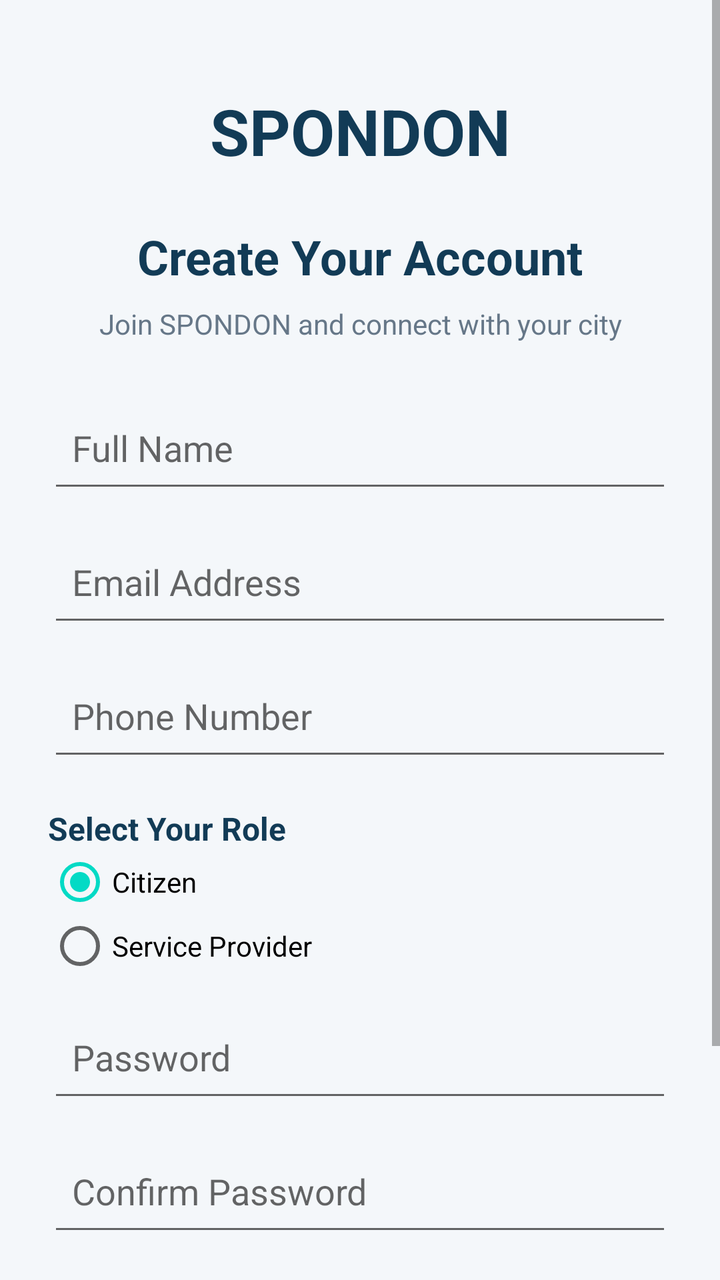
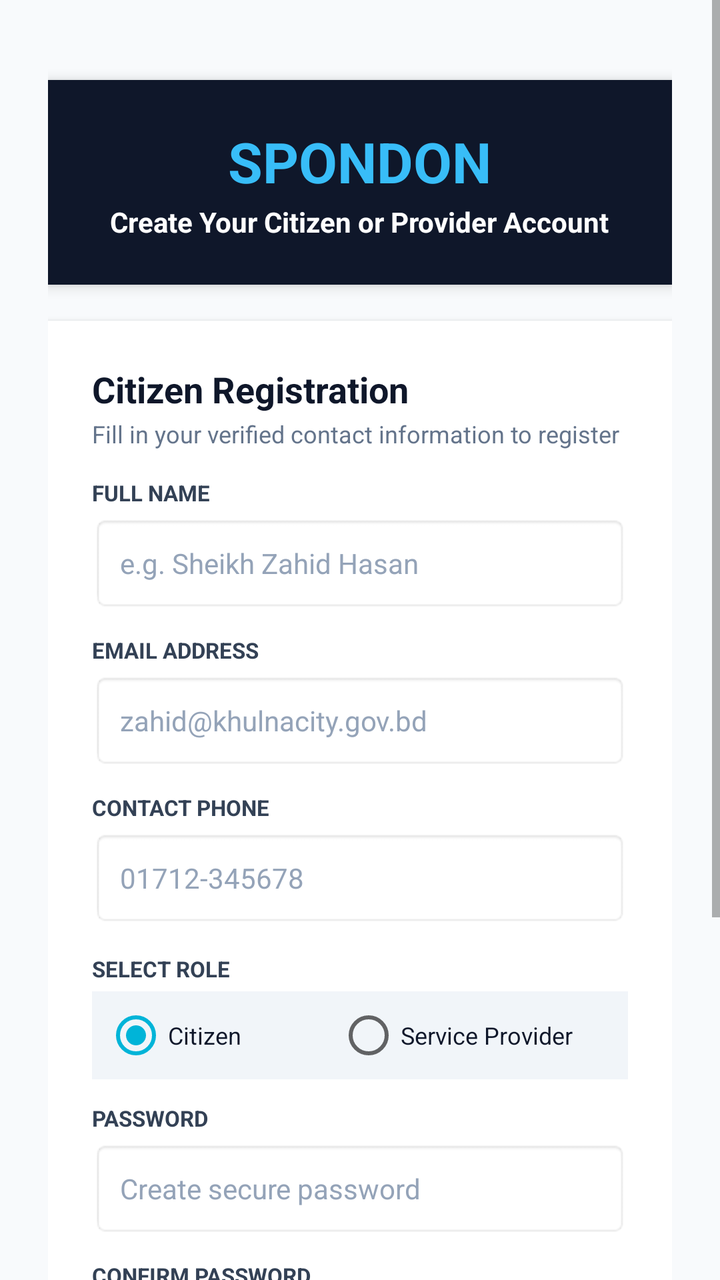

The first picture is an Android layout as it rendered before a commit; the second is the same layout after the commit. The layout source and the unified diff follow.
<!-- AndroidManifest.xml: application theme Theme.SPONDON -->
<!-- res/layout/activity_register.xml -->
<?xml version="1.0" encoding="utf-8"?>
<ScrollView
    xmlns:android="http://schemas.android.com/apk/res/android"
    android:layout_width="match_parent"
    android:layout_height="match_parent"
    android:background="#F4F7FA"
    android:fillViewport="true">

    <LinearLayout
        android:layout_width="match_parent"
        android:layout_height="wrap_content"
        android:orientation="vertical"
        android:padding="24dp">

        <TextView
            android:layout_width="match_parent"
            android:layout_height="wrap_content"
            android:text="SPONDON"
            android:textSize="32sp"
            android:textStyle="bold"
            android:textColor="#123B56"
            android:gravity="center"
            android:layout_marginTop="20dp"/>

        <TextView
            android:layout_width="match_parent"
            android:layout_height="wrap_content"
            android:text="Create Your Account"
            android:textSize="24sp"
            android:textStyle="bold"
            android:textColor="#123B56"
            android:gravity="center"
            android:layout_marginTop="25dp"/>

        <TextView
            android:layout_width="match_parent"
            android:layout_height="wrap_content"
            android:text="Join SPONDON and connect with your city"
            android:textSize="14sp"
            android:textColor="#667788"
            android:gravity="center"
            android:layout_marginTop="8dp"
            android:layout_marginBottom="25dp"/>

        <EditText
            android:id="@+id/etName"
            android:layout_width="match_parent"
            android:layout_height="55dp"
            android:hint="Full Name"
            android:inputType="textPersonName"
            android:padding="12dp"/>

        <EditText
            android:id="@+id/etRegisterEmail"
            android:layout_width="match_parent"
            android:layout_height="55dp"
            android:hint="Email Address"
            android:inputType="textEmailAddress"
            android:padding="12dp"
            android:layout_marginTop="12dp"/>

        <EditText
            android:id="@+id/etPhone"
            android:layout_width="match_parent"
            android:layout_height="55dp"
            android:hint="Phone Number"
            android:inputType="phone"
            android:padding="12dp"
            android:layout_marginTop="12dp"/>

        <TextView
            android:layout_width="match_parent"
            android:layout_height="wrap_content"
            android:text="Select Your Role"
            android:textColor="#123B56"
            android:textStyle="bold"
            android:textSize="16sp"
            android:layout_marginTop="18dp"/>

        <RadioGroup
            android:id="@+id/registerRoleGroup"
            android:layout_width="match_parent"
            android:layout_height="wrap_content"
            android:orientation="vertical">

            <RadioButton
                android:id="@+id/registerCitizen"
                android:layout_width="match_parent"
                android:layout_height="wrap_content"
                android:text="Citizen"
                android:checked="true"/>

            <RadioButton
                android:id="@+id/registerProvider"
                android:layout_width="match_parent"
                android:layout_height="wrap_content"
                android:text="Service Provider"/>

        </RadioGroup>

        <EditText
            android:id="@+id/etRegisterPassword"
            android:layout_width="match_parent"
            android:layout_height="55dp"
            android:hint="Password"
            android:inputType="textPassword"
            android:padding="12dp"
            android:layout_marginTop="12dp"/>

        <EditText
            android:id="@+id/etConfirmPassword"
            android:layout_width="match_parent"
            android:layout_height="55dp"
            android:hint="Confirm Password"
            android:inputType="textPassword"
            android:padding="12dp"
            android:layout_marginTop="12dp"/>

        <Button
            android:id="@+id/btnCreateAccount"
            android:layout_width="match_parent"
            android:layout_height="55dp"
            android:text="CREATE ACCOUNT"
            android:textColor="#FFFFFF"
            android:backgroundTint="#123B56"
            android:layout_marginTop="25dp"/>

        <TextView
            android:id="@+id/tvGoToLogin"
            android:layout_width="match_parent"
            android:layout_height="wrap_content"
            android:text="Already have an account? Login"
            android:textColor="#1976D2"
            android:textSize="15sp"
            android:gravity="center"
            android:padding="18dp"/>

    </LinearLayout>

</ScrollView>
<!-- resources referenced by this layout -->
<resources>
  <style name="Theme.SPONDON" parent="Theme.AppCompat.Light.DarkActionBar">
          
          <item name="colorPrimary">@color/purple_500</item>
          <item name="colorPrimaryDark">@color/purple_700</item>
          <item name="colorAccent">@color/teal_200</item>
          
      </style>
  <color name="purple_500">#FF6200EE</color>
  <color name="purple_700">#FF3700B3</color>
  <color name="teal_200">#FF03DAC5</color>
</resources>

<!-- the commit's change to res/layout/activity_register.xml (unified diff, before → after) -->
@@ -1,139 +1,271 @@
 <?xml version="1.0" encoding="utf-8"?>
-<ScrollView
-    xmlns:android="http://schemas.android.com/apk/res/android"
+<ScrollView xmlns:android="http://schemas.android.com/apk/res/android"
     android:layout_width="match_parent"
     android:layout_height="match_parent"
-    android:background="#F4F7FA"
+    android:background="#F8FAFC"
     android:fillViewport="true">
 
     <LinearLayout
         android:layout_width="match_parent"
         android:layout_height="wrap_content"
+        android:gravity="center_horizontal"
         android:orientation="vertical"
         android:padding="24dp">
 
-        <TextView
+        
+        <LinearLayout
             android:layout_width="match_parent"
             android:layout_height="wrap_content"
-            android:text="SPONDON"
-            android:textSize="32sp"
-            android:textStyle="bold"
-            android:textColor="#123B56"
+            android:layout_marginTop="16dp"
+            android:background="#0F172A"
+            android:elevation="4dp"
             android:gravity="center"
-            android:layout_marginTop="20dp"/>
-
-        <TextView
+            android:orientation="vertical"
+            android:padding="22dp">
+
+            <TextView
+                android:layout_width="wrap_content"
+                android:layout_height="wrap_content"
+                android:text="SPONDON"
+                android:textColor="#38BDF8"
+                android:textSize="28sp"
+                android:textStyle="bold" />
+
+            <TextView
+                android:layout_width="wrap_content"
+                android:layout_height="wrap_content"
+                android:layout_marginTop="2dp"
+                android:text="Create Your Citizen or Provider Account"
+                android:textColor="#FFFFFF"
+                android:textSize="14sp"
+                android:textStyle="bold" />
+
+        </LinearLayout>
+
+        
+        <LinearLayout
             android:layout_width="match_parent"
             android:layout_height="wrap_content"
-            android:text="Create Your Account"
-            android:textSize="24sp"
-            android:textStyle="bold"
-            android:textColor="#123B56"
-            android:gravity="center"
-            android:layout_marginTop="25dp"/>
+            android:layout_marginTop="18dp"
+            android:background="#FFFFFF"
+            android:elevation="2dp"
+            android:orientation="vertical"
+            android:padding="22dp">
+
+            <TextView
+                android:layout_width="wrap_content"
+                android:layout_height="wrap_content"
+                android:text="Citizen Registration"
+                android:textColor="#0F172A"
+                android:textSize="18sp"
+                android:textStyle="bold" />
+
+            <TextView
+                android:layout_width="wrap_content"
+                android:layout_height="wrap_content"
+                android:layout_marginTop="2dp"
+                android:text="Fill in your verified contact information to register"
+                android:textColor="#64748B"
+                android:textSize="12sp" />
+
+            
+            <TextView
+                android:layout_width="match_parent"
+                android:layout_height="wrap_content"
+                android:layout_marginTop="14dp"
+                android:text="FULL NAME"
+                android:textColor="#334155"
+                android:textSize="11sp"
+                android:textStyle="bold" />
+
+            <EditText
+                android:id="@+id/etName"
+                android:layout_width="match_parent"
+                android:layout_height="48dp"
+                android:layout_marginTop="4dp"
+                android:background="@android:drawable/editbox_background"
+                android:hint="e.g. Sheikh Zahid Hasan"
+                android:inputType="textPersonName"
+                android:paddingStart="14dp"
+                android:paddingEnd="14dp"
+                android:textColor="#0F172A"
+                android:textColorHint="#94A3B8"
+                android:textSize="14sp" />
+
+            
+            <TextView
+                android:layout_width="match_parent"
+                android:layout_height="wrap_content"
+                android:layout_marginTop="12dp"
+                android:text="EMAIL ADDRESS"
+                android:textColor="#334155"
+                android:textSize="11sp"
+                android:textStyle="bold" />
+
+            <EditText
+                android:id="@+id/etRegisterEmail"
+                android:layout_width="match_parent"
+                android:layout_height="48dp"
+                android:layout_marginTop="4dp"
+                android:background="@android:drawable/editbox_background"
+                android:hint="zahid@khulnacity.gov.bd"
+                android:inputType="textEmailAddress"
+                android:paddingStart="14dp"
+                android:paddingEnd="14dp"
+                android:textColor="#0F172A"
+                android:textColorHint="#94A3B8"
+                android:textSize="14sp" />
+
+            
+            <TextView
+                android:layout_width="match_parent"
+                android:layout_height="wrap_content"
+                android:layout_marginTop="12dp"
+                android:text="CONTACT PHONE"
+                android:textColor="#334155"
+                android:textSize="11sp"
+                android:textStyle="bold" />
+
+            <EditText
+                android:id="@+id/etPhone"
+                android:layout_width="match_parent"
+                android:layout_height="48dp"
+                android:layout_marginTop="4dp"
+                android:background="@android:drawable/editbox_background"
+                android:hint="01712-345678"
+                android:inputType="phone"
+                android:paddingStart="14dp"
+                android:paddingEnd="14dp"
+                android:textColor="#0F172A"
+                android:textColorHint="#94A3B8"
+                android:textSize="14sp" />
+
+            
+            <TextView
+                android:layout_width="match_parent"
+                android:layout_height="wrap_content"
+                android:layout_marginTop="14dp"
+                android:text="SELECT ROLE"
+                android:textColor="#334155"
+                android:textSize="11sp"
+                android:textStyle="bold" />
+
+            <RadioGroup
+                android:id="@+id/registerRoleGroup"
+                android:layout_width="match_parent"
+                android:layout_height="wrap_content"
+                android:layout_marginTop="4dp"
+                android:background="#F1F5F9"
+                android:orientation="horizontal"
+                android:padding="6dp">
+
+                <RadioButton
+                    android:id="@+id/registerCitizen"
+                    android:layout_width="0dp"
+                    android:layout_height="wrap_content"
+                    android:layout_weight="1"
+                    android:checked="true"
+                    android:text="Citizen"
+                    android:textColor="#0F172A"
+                    android:textSize="12sp" />
+
+                <RadioButton
+                    android:id="@+id/registerProvider"
+                    android:layout_width="0dp"
+                    android:layout_height="wrap_content"
+                    android:layout_weight="1.2"
+                    android:text="Service Provider"
+                    android:textColor="#0F172A"
+                    android:textSize="12sp" />
+
+            </RadioGroup>
+
+            
+            <TextView
+                android:layout_width="match_parent"
+                android:layout_height="wrap_content"
+                android:layout_marginTop="12dp"
+                android:text="PASSWORD"
+                android:textColor="#334155"
+                android:textSize="11sp"
+                android:textStyle="bold" />
+
+            <EditText
+                android:id="@+id/etRegisterPassword"
+                android:layout_width="match_parent"
+                android:layout_height="48dp"
+                android:layout_marginTop="4dp"
+                android:background="@android:drawable/editbox_background"
+                android:hint="Create secure password"
+                android:inputType="textPassword"
+                android:paddingStart="14dp"
+                android:paddingEnd="14dp"
+                android:textColor="#0F172A"
+                android:textColorHint="#94A3B8"
+                android:textSize="14sp" />
+
+            
+            <TextView
+                android:layout_width="match_parent"
+                android:layout_height="wrap_content"
+                android:layout_marginTop="12dp"
+                android:text="CONFIRM PASSWORD"
+                android:textColor="#334155"
+                android:textSize="11sp"
+                android:textStyle="bold" />
+
+            <EditText
+                android:id="@+id/etConfirmPassword"
+                android:layout_width="match_parent"
+                android:layout_height="48dp"
+                android:layout_marginTop="4dp"
+                android:background="@android:drawable/editbox_background"
+                android:hint="Re-type password to verify"
+                android:inputType="textPassword"
+                android:paddingStart="14dp"
+                android:paddingEnd="14dp"
+                android:textColor="#0F172A"
+                android:textColorHint="#94A3B8"
+                android:textSize="14sp" />
+
+            <Button
+                android:id="@+id/btnCreateAccount"
+                android:layout_width="match_parent"
+                android:layout_height="wrap_content"
+                android:minHeight="48dp"
+                android:layout_marginTop="20dp"
+                android:backgroundTint="#1D4ED8"
+                android:paddingStart="16dp"
+                android:paddingEnd="16dp"
+                android:paddingTop="12dp"
+                android:paddingBottom="12dp"
+                android:text="REGISTER ACCOUNT"
+                android:textAllCaps="false"
+                android:textColor="#FFFFFF"
+                android:textSize="14sp"
+                android:textStyle="bold" />
+
+            <TextView
+                android:id="@+id/tvGoToLogin"
+                android:layout_width="match_parent"
+                android:layout_height="wrap_content"
+                android:layout_marginTop="14dp"
+                android:gravity="center"
+                android:text="Already have an account? Sign In"
+                android:textColor="#2563EB"
+                android:textSize="13sp"
+                android:textStyle="bold" />
+
+        </LinearLayout>
 
         <TextView
-            android:layout_width="match_parent"
+            android:layout_width="wrap_content"
             android:layout_height="wrap_content"
-            android:text="Join SPONDON and connect with your city"
-            android:textSize="14sp"
-            android:textColor="#667788"
-            android:gravity="center"
-            android:layout_marginTop="8dp"
-            android:layout_marginBottom="25dp"/>
-
-        <EditText
-            android:id="@+id/etName"
-            android:layout_width="match_parent"
-            android:layout_height="55dp"
-            android:hint="Full Name"
-            android:inputType="textPersonName"
-            android:padding="12dp"/>
-
-        <EditText
-            android:id="@+id/etRegisterEmail"
-            android:layout_width="match_parent"
-            android:layout_height="55dp"
-            android:hint="Email Address"
-            android:inputType="textEmailAddress"
-            android:padding="12dp"
-            android:layout_marginTop="12dp"/>
-
-        <EditText
-            android:id="@+id/etPhone"
-            android:layout_width="match_parent"
-            android:layout_height="55dp"
-            android:hint="Phone Number"
-            android:inputType="phone"
-            android:padding="12dp"
-            android:layout_marginTop="12dp"/>
-
-        <TextView
-            android:layout_width="match_parent"
-            android:layout_height="wrap_content"
-            android:text="Select Your Role"
-            android:textColor="#123B56"
-            android:textStyle="bold"
-            android:textSize="16sp"
-            android:layout_marginTop="18dp"/>
-
-        <RadioGroup
-            android:id="@+id/registerRoleGroup"
-            android:layout_width="match_parent"
-            android:layout_height="wrap_content"
-            android:orientation="vertical">
-
-            <RadioButton
-                android:id="@+id/registerCitizen"
-                android:layout_width="match_parent"
-                android:layout_height="wrap_content"
-                android:text="Citizen"
-                android:checked="true"/>
-
-            <RadioButton
-                android:id="@+id/registerProvider"
-                android:layout_width="match_parent"
-                android:layout_height="wrap_content"
-                android:text="Service Provider"/>
-
-        </RadioGroup>
-
-        <EditText
-            android:id="@+id/etRegisterPassword"
-            android:layout_width="match_parent"
-            android:layout_height="55dp"
-            android:hint="Password"
-            android:inputType="textPassword"
-            android:padding="12dp"
-            android:layout_marginTop="12dp"/>
-
-        <EditText
-            android:id="@+id/etConfirmPassword"
-            android:layout_width="match_parent"
-            android:layout_height="55dp"
-            android:hint="Confirm Password"
-            android:inputType="textPassword"
-            android:padding="12dp"
-            android:layout_marginTop="12dp"/>
-
-        <Button
-            android:id="@+id/btnCreateAccount"
-            android:layout_width="match_parent"
-            android:layout_height="55dp"
-            android:text="CREATE ACCOUNT"
-            android:textColor="#FFFFFF"
-            android:backgroundTint="#123B56"
-            android:layout_marginTop="25dp"/>
-
-        <TextView
-            android:id="@+id/tvGoToLogin"
-            android:layout_width="match_parent"
-            android:layout_height="wrap_content"
-            android:text="Already have an account? Login"
-            android:textColor="#1976D2"
-            android:textSize="15sp"
-            android:gravity="center"
-            android:padding="18dp"/>
+            android:layout_marginTop="20dp"
+            android:layout_marginBottom="16dp"
+            android:text="SPONDON Platform • Secure Authentication"
+            android:textColor="#94A3B8"
+            android:textSize="11sp" />
 
     </LinearLayout>
 
<!-- resource entries referenced after the edit -->
@@ -1,14 +1,16 @@
 <!-- resources referenced by this layout -->
 <resources>
-  <style name="Theme.SPONDON" parent="Theme.AppCompat.Light.DarkActionBar">
+  <style name="Theme.SPONDON" parent="Theme.AppCompat.Light.NoActionBar">
           
-          <item name="colorPrimary">@color/purple_500</item>
-          <item name="colorPrimaryDark">@color/purple_700</item>
-          <item name="colorAccent">@color/teal_200</item>
-          
+          <item name="colorPrimary">@color/primary_blue</item>
+          <item name="colorPrimaryDark">@color/primary_blue_dark</item>
+          <item name="colorAccent">@color/accent_cyan</item>
+          <item name="android:windowBackground">@color/surface_background</item>
+          <item name="android:statusBarColor">@color/primary_blue_dark</item>
       </style>
-  <color name="purple_500">#FF6200EE</color>
-  <color name="purple_700">#FF3700B3</color>
-  <color name="teal_200">#FF03DAC5</color>
+  <color name="primary_blue">#0B4F9C</color>
+  <color name="primary_blue_dark">#083B75</color>
+  <color name="accent_cyan">#00B4D8</color>
+  <color name="surface_background">#F8FAFC</color>
 </resources>
 
